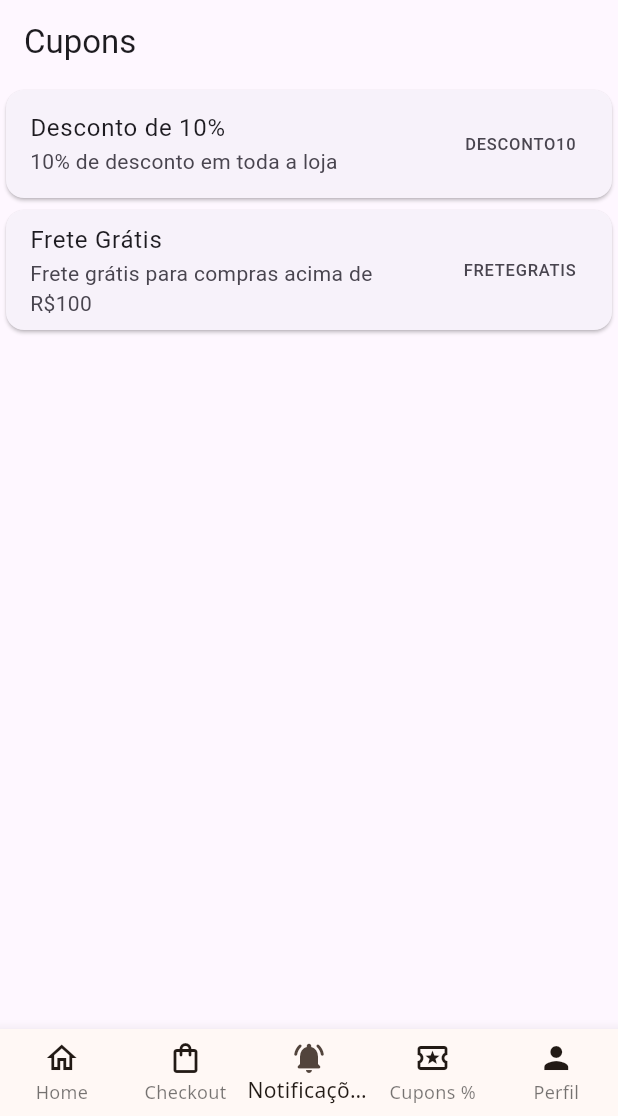
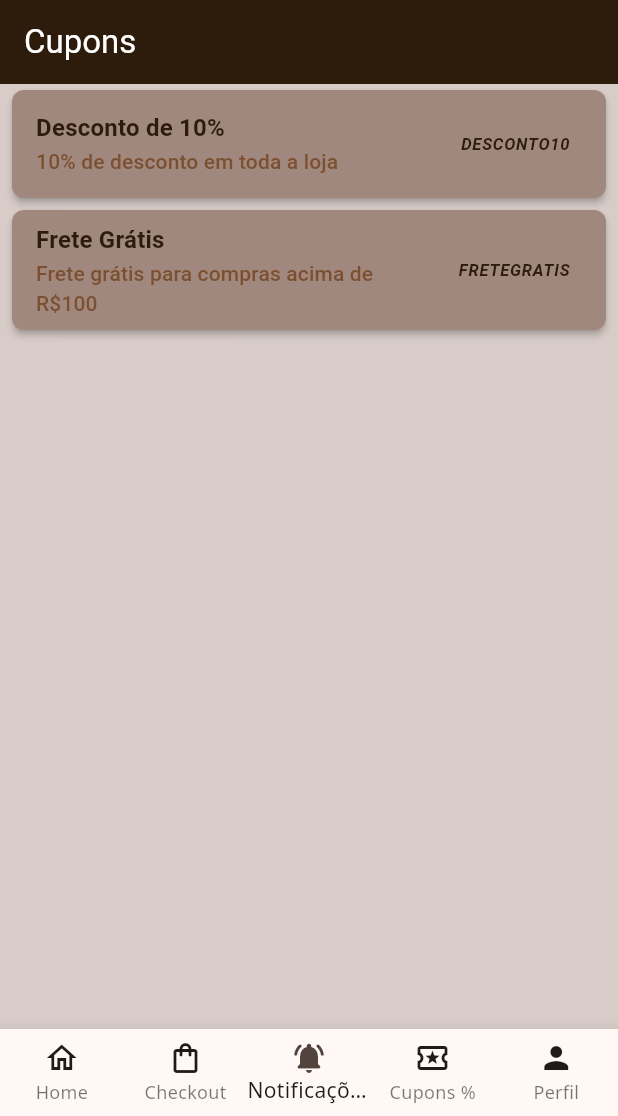
Before and after one commit to andreyrv18/CafePraJa, a Flutter app: the screen it shows after launch, item 3 of the bottom bar chosen, on a phone screen of 412 x 824 dp, the part 120-1236 px from its top. Run offline on Flutter 3.47's test engine with Material 3 defaults, Android fonts, the phone set to English and light mode, and no system bars; our stand-ins replace google_fonts.

Commit message:
mudança de cores

```diff
--- a/lib/screens/cupons.dart
+++ b/lib/screens/cupons.dart
@@ -1,4 +1,22 @@
 import 'package:flutter/material.dart';
+
+// Paleta de cores inspirada em café
+const Color corMarromEscuro = Color(
+  0xFF2D1B0B,
+); // Ajustado para ser mais próximo do marrom transparente do perfil
+const Color corMarromMedio = Color(
+  0xFF7B4F2F,
+); // Marrom médio do cursor do perfil
+const Color corBege = Color(
+  0xFFA1887F,
+); // Mantido o bege original, próximo ao onSurface do perfil
+const Color corCremeClaro = Color(
+  0xFFD7CCC8,
+); // Mantido o creme claro, próximo ao onPrimary do perfil
+const Color corTextoClaro = Colors.white;
+const Color corTextoEscuro = Color(
+  0xFF2D1B0B,
+); // Ajustado para o marrom escuro mais forte
 
 class Cupom {
   final String nome;
@@ -32,21 +50,89 @@ class PaginaCupons extends StatelessWidget {
 
   @override
   Widget build(BuildContext context) {
+    final ThemeData theme = Theme.of(context);
     return MaterialApp(
+      theme: ThemeData(
+        // Define o esquema de cores primário com um tom de café
+        primaryColor:
+            corMarromMedio, // Usando primaryColor para o tom principal
+        // Define a cor de fundo padrão do Scaffold
+        scaffoldBackgroundColor: corCremeClaro,
+        // Define o tema do AppBar
+        appBarTheme: AppBarTheme(
+          backgroundColor: corMarromEscuro, // Cor de fundo da AppBar
+          foregroundColor: corTextoClaro, // Cor do texto e ícones da AppBar
+          elevation: 0, // Remove a sombra da AppBar para um look mais flat
+        ),
+        // Define o tema do Card
+        cardTheme: CardTheme(
+          color: corBege, // Cor de fundo dos Cards
+          elevation: 2,
+          margin: EdgeInsets.symmetric(horizontal: 8, vertical: 4),
+          shape: RoundedRectangleBorder(borderRadius: BorderRadius.circular(8)),
+        ),
+        // Define o tema do ListTile
+        listTileTheme: ListTileThemeData(
+          iconColor: corTextoEscuro,
+          textColor: corTextoEscuro, // Cor padrão para o texto no ListTile
+        ),
+        // Define a cor do texto padrão
+        textTheme: TextTheme(
+          bodyLarge: TextStyle(color: corTextoEscuro),
+          bodyMedium: TextStyle(color: corTextoEscuro),
+          titleMedium: TextStyle(
+            color: corTextoEscuro,
+            fontWeight: FontWeight.bold,
+          ),
+          titleSmall: TextStyle(color: corMarromMedio), // Cor para subtitulos
+        ),
+        // Adicionando um esquema de cores para mais granularidade
+        colorScheme: ColorScheme.light(
+          primary: corMarromMedio, // Equivalente ao primary do código Perfil
+          onPrimary: corCremeClaro, // Equivalente ao onPrimary do código Perfil
+          onSurface: corBege, // Equivalente ao onSurface do código Perfil
+          background: corCremeClaro, // Fundo geral
+          surface: corBege, // Superfícies como cards
+          onBackground: corTextoEscuro,
+          onSurfaceVariant:
+              corMarromEscuro, // Cor mais escura para alguns elementos
+        ),
+      ),
       home: Scaffold(
-        extendBodyBehindAppBar: true,
         appBar: AppBar(title: Text("Cupons")),
         body: ListView.builder(
           itemCount: cupons.length,
           itemBuilder: (context, index) {
+            final cupom = cupons[index];
             return Card(
               child: ListTile(
-                title: Text(cupons[index].nome),
-                subtitle: Text(cupons[index].descricao),
-                trailing: Text(cupons[index].codigo),
+                title: Text(
+                  cupom.nome,
+                  style: Theme.of(context).textTheme.titleMedium,
+                ),
+                subtitle: Text(
+                  cupom.descricao,
+                  style: Theme.of(context).textTheme.titleSmall,
+                ),
+                trailing: Text(
+                  cupom.codigo,
+                  style: TextStyle(
+                    color:
+                        Theme.of(context)
+                            .colorScheme
+                            .onSurfaceVariant, // Usando a cor mais escura do esquema
+                    fontStyle: FontStyle.italic,
+                    fontWeight: FontWeight.bold,
+                  ),
+                ),
                 onTap: () {
-                  // Implementar a lógica para apresentar o cupom
-                  print("Apresentar cupom: ${cupons[index].codigo}");
+                  print("Apresentar cupom: ${cupom.codigo}");
+                  ScaffoldMessenger.of(context).showSnackBar(
+                    SnackBar(
+                      content: Text("Cupom ${cupom.codigo} selecionado!"),
+                      backgroundColor: theme.colorScheme.primary,
+                    ),
+                  );
                 },
               ),
             );
```
